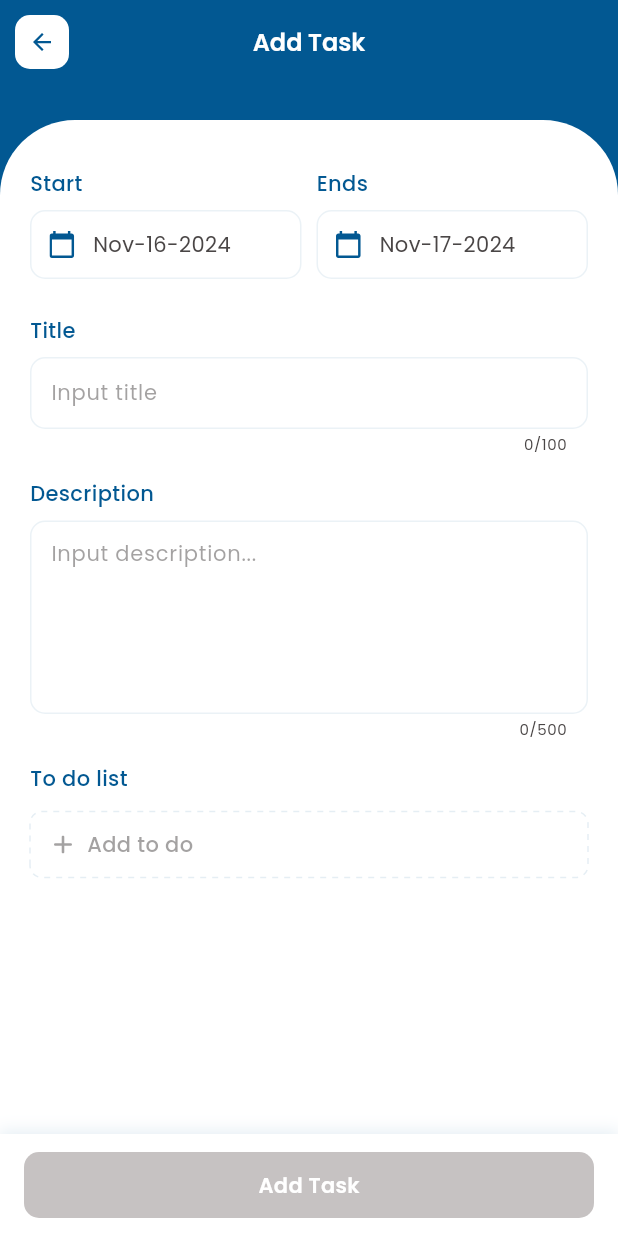
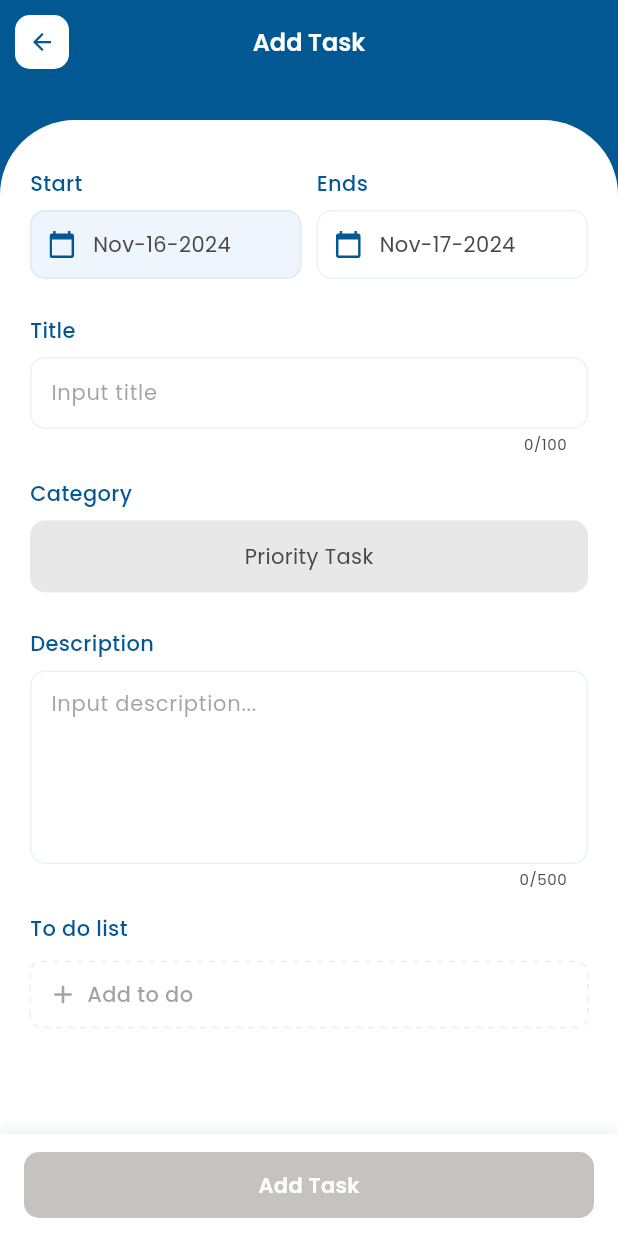
Before and after one commit to phamvanducdev/TodoApp, a Flutter app: the AddTaskScreen screen opened by its route, on a phone screen of 412 x 824 dp. Run offline on Flutter 3.47's test engine with Material 3 defaults, Android fonts, the phone set to English and light mode, and no system bars; drawn by our look-alikes of keyboard_dismisser; our stand-ins replace flutter_svg, get_it, go_router, rxdart, shared_preferences; accounts and stored records are empty.

Commit message:
Update task

```diff
--- a/lib/routers/app_router.dart
+++ b/lib/routers/app_router.dart
@@ -23,7 +23,8 @@ class AppRouter {
           GoRoute(
             path: 'addTask',
             builder: (BuildContext context, GoRouterState state) {
-              return const AddTaskScreen();
+              final Task? task = state.extra != null ? state.extra as Task : null;
+              return AddTaskScreen(task: task);
             },
           ),
         ],
--- a/lib/theme/app_colors.dart
+++ b/lib/theme/app_colors.dart
@@ -6,5 +6,6 @@ class AppColors {
   static Color headerColor = const Color(0xFF000000);
   static Color subHeaderColor = const Color(0xFF474747);
   static Color textColor = const Color(0xFF4A4646);
+  static Color greyColor = const Color(0xFFE8E8E8);
   static Color destructiveColor = const Color(0xFFCB2F2F);
 }
--- a/lib/ui/add_task/add_task_screen.dart
+++ b/lib/ui/add_task/add_task_screen.dart
@@ -1,18 +1,27 @@
 import 'package:flutter/material.dart';
 import 'package:keyboard_dismisser/keyboard_dismisser.dart';
+import 'package:todo_plugin/core/models/task.dart';
 import 'package:todo_plugin/core/usecases/add_task_usecase.dart';
+import 'package:todo_plugin/core/usecases/update_task_usecase.dart';
 import 'package:todo_plugin/di/di.dart';
 import 'package:todo_plugin/theme/app_colors.dart';
 import 'package:todo_plugin/ui/add_task/add_task_viewmodel.dart';
 import 'package:todo_plugin/ui/add_task/widgets/add_task_button.dart';
 import 'package:todo_plugin/ui/add_task/widgets/add_todo_list.dart';
 import 'package:todo_plugin/ui/add_task/widgets/input_description.dart';
+import 'package:todo_plugin/ui/add_task/widgets/input_priority.dart';
 import 'package:todo_plugin/ui/add_task/widgets/input_start_end_date_time.dart';
 import 'package:todo_plugin/ui/add_task/widgets/input_title.dart';
+import 'package:todo_plugin/ui/add_task/widgets/task_title.dart';
 import 'package:todo_plugin/widgets/base_app_bar.dart';
 
 class AddTaskScreen extends StatefulWidget {
-  const AddTaskScreen({super.key});
+  final Task? task;
+
+  const AddTaskScreen({
+    super.key,
+    this.task,
+  });
 
   @override
   State<AddTaskScreen> createState() => _AddTaskScreenState();
@@ -25,7 +34,9 @@ class _AddTaskScreenState extends State<AddTaskScreen> {
   void initState() {
     super.initState();
     _viewModel = AddTaskViewModel(
+      task: widget.task,
       addTaskUseCase: getIt<AddTaskUseCase>(),
+      updateTaskUseCase: getIt<UpdateTaskUseCase>(),
     )..initializer();
   }
 
@@ -39,13 +50,18 @@ class _AddTaskScreenState extends State<AddTaskScreen> {
   Widget build(BuildContext context) {
     return KeyboardDismisser(
       child: Scaffold(
-        backgroundColor: AppColors.brandColor,
-        appBar: const BaseAppBar(title: 'Add Task'),
-        body: Column(
+        backgroundColor: Colors.white,
+        appBar: BaseAppBar(title: _viewModel.isCreateNew ? 'Add Task' : 'Update Task'),
+        body: SafeArea(
+          child: Stack(
+            children: [
+              Container(color: AppColors.brandColor),
+              Column(
                 crossAxisAlignment: CrossAxisAlignment.stretch,
                 children: [
                   Expanded(
                     child: SingleChildScrollView(
+                      physics: const ClampingScrollPhysics(),
                       child: Column(
                         children: [
                           const SizedBox(height: 24),
@@ -60,10 +76,16 @@ class _AddTaskScreenState extends State<AddTaskScreen> {
                               child: Column(
                                 crossAxisAlignment: CrossAxisAlignment.stretch,
                                 children: [
+                                  if (!_viewModel.isCreateNew && widget.task != null) ...[
+                                    TaskTitle(task: widget.task!),
+                                    const SizedBox(height: 32),
+                                  ],
                                   InputStartEndDateTime(viewModel: _viewModel),
                                   const SizedBox(height: 24),
                                   InputTitle(viewModel: _viewModel),
                                   const SizedBox(height: 16),
+                                  InputPriority(viewModel: _viewModel),
+                                  const SizedBox(height: 24),
                                   InputDescription(viewModel: _viewModel),
                                   const SizedBox(height: 16),
                                   AddTodoList(viewModel: _viewModel),
@@ -78,6 +100,9 @@ class _AddTaskScreenState extends State<AddTaskScreen> {
                   AddTaskButton(viewModel: _viewModel),
                 ],
               ),
+            ],
+          ),
+        ),
       ),
     );
   }
--- a/lib/ui/add_task/add_task_viewmodel.dart
+++ b/lib/ui/add_task/add_task_viewmodel.dart
@@ -3,13 +3,21 @@ import 'package:rxdart/rxdart.dart';
 import 'package:todo_plugin/core/models/task.dart';
 import 'package:todo_plugin/core/models/todo.dart';
 import 'package:todo_plugin/core/usecases/add_task_usecase.dart';
+import 'package:todo_plugin/core/usecases/update_task_usecase.dart';
+import 'package:todo_plugin/utils/date_time_utils.dart';
 
 class AddTaskViewModel {
+  final Task? _task;
   final AddTaskUseCase _addTaskUseCase;
+  final UpdateTaskUseCase _updateTaskUseCase;
 
   AddTaskViewModel({
+    required Task? task,
     required AddTaskUseCase addTaskUseCase,
-  }) : _addTaskUseCase = addTaskUseCase;
+    required UpdateTaskUseCase updateTaskUseCase,
+  })  : _task = task,
+        _addTaskUseCase = addTaskUseCase,
+        _updateTaskUseCase = updateTaskUseCase;
 
   Duration minTimePeriod = const Duration(days: 1);
 
@@ -19,10 +27,6 @@ class AddTaskViewModel {
   final FocusNode inputTitleFocusNode = FocusNode();
   final FocusNode inputDescriptionFocusNode = FocusNode();
 
-  final _todoListSubject = BehaviorSubject<List<Todo>>();
-  Stream<List<Todo>> get todoListStream => _todoListSubject.stream;
-  List<Todo> get todoList => _todoListSubject.valueOrNull ?? [];
-
   final _startTimeSubject = BehaviorSubject<DateTime>();
   Stream<DateTime> get startTimeStream => _startTimeSubject.stream;
   DateTime get startTime => _startTimeSubject.valueOrNull ?? DateTime.now();
@@ -31,12 +35,32 @@ class AddTaskViewModel {
   Stream<DateTime> get endTimeStream => _endTimeSubject.stream;
   DateTime get endTime => _endTimeSubject.valueOrNull ?? DateTime.now();
 
+  final _priorityTaskSubject = BehaviorSubject<bool>();
+  Stream<bool> get priorityTaskStream => _priorityTaskSubject.stream;
+  bool get priorityTask => _priorityTaskSubject.valueOrNull ?? false;
+
+  final _todoListSubject = BehaviorSubject<List<Todo>>();
+  Stream<List<Todo>> get todoListStream => _todoListSubject.stream;
+  List<Todo> get todoList => _todoListSubject.valueOrNull ?? [];
+
   final _validateSubject = BehaviorSubject<bool>();
   Stream<bool> get validateStream => _validateSubject.stream;
 
+  bool isCreateNew = true;
+
   initializer() {
+    if (_task != null) {
+      isCreateNew = false;
+      inputTitleController.text = _task.title;
+      inputDescriptionController.text = _task.description;
+      _startTimeSubject.add(DateTimeUtils.from(_task.startTime));
+      _endTimeSubject.add(DateTimeUtils.from(_task.endTime));
+      _priorityTaskSubject.add(_task.priority);
+      _todoListSubject.add(_task.todoList);
+    } else {
       _startTimeSubject.add(DateTime.now());
       _endTimeSubject.add(DateTime.now().add(minTimePeriod));
+    }
   }
 
   onStartTimeChanged(DateTime value) {
@@ -56,6 +80,11 @@ class AddTaskViewModel {
   }
 
   onTitleChanged() {
+    _validate();
+  }
+
+  onPriorityChanged(bool value) {
+    _priorityTaskSubject.add(value);
     _validate();
   }
 
@@ -83,7 +112,8 @@ class AddTaskViewModel {
     _validate();
   }
 
-  Future<bool> onCreateTask() async {
+  Future<bool> onCreateOrUpdateTask() async {
+    if (isCreateNew) {
       final DateTime now = DateTime.now();
       final Task newTask = Task(
         id: now.millisecondsSinceEpoch,
@@ -92,11 +122,25 @@ class AddTaskViewModel {
         createTime: now.millisecondsSinceEpoch,
         startTime: startTime.millisecondsSinceEpoch,
         endTime: endTime.millisecondsSinceEpoch,
-      priority: true,
+        priority: priorityTask,
         todoList: todoList,
       );
       await _addTaskUseCase.execute(newTask);
       return true;
+    } else {
+      final Task updatedTask = Task(
+        id: _task!.id,
+        title: inputTitleController.text,
+        description: inputDescriptionController.text,
+        createTime: _task.createTime,
+        startTime: startTime.millisecondsSinceEpoch,
+        endTime: endTime.millisecondsSinceEpoch,
+        priority: priorityTask,
+        todoList: todoList,
+      );
+      await _updateTaskUseCase.execute(updatedTask);
+      return true;
+    }
   }
 
   _validate() {
--- a/lib/ui/add_task/widgets/add_task_button.dart
+++ b/lib/ui/add_task/widgets/add_task_button.dart
@@ -42,7 +42,7 @@ class AddTaskButton extends StatelessWidget {
               ),
               alignment: Alignment.center,
               child: Text(
-                'Add Task',
+                viewModel.isCreateNew ? 'Add Task' : 'Update Task',
                 style: AppTextStyle.textSMSemiBold.copyWith(color: Colors.white),
               ),
             ),
@@ -53,12 +53,12 @@ class AddTaskButton extends StatelessWidget {
   }
 
   _onAddTaskPressed(BuildContext context) async {
-    final bool result = await viewModel.onCreateTask();
+    final bool result = await viewModel.onCreateOrUpdateTask();
     if (result) {
       showSuccessDialog(
         // ignore: use_build_context_synchronously
         context,
-        message: 'Task created successfully!',
+        message: viewModel.isCreateNew ? 'Task created successfully!' : 'Task updated successfully!',
         confirmText: 'Back',
         onConfirmed: () => context.pop(true),
       );
--- /dev/null
+++ b/lib/ui/add_task/widgets/input_priority.dart
@@ -0,0 +1,50 @@
+import 'package:flutter/material.dart';
+import 'package:todo_plugin/theme/app_colors.dart';
+import 'package:todo_plugin/theme/app_text_styles.dart';
+import 'package:todo_plugin/ui/add_task/add_task_viewmodel.dart';
+
+class InputPriority extends StatelessWidget {
+  final AddTaskViewModel viewModel;
+
+  const InputPriority({
+    super.key,
+    required this.viewModel,
+  });
+
+  @override
+  Widget build(BuildContext context) {
+    return Column(
+      crossAxisAlignment: CrossAxisAlignment.stretch,
+      children: [
+        Text(
+          'Category',
+          style: AppTextStyle.textSMMedium.copyWith(color: AppColors.brandColor),
+        ),
+        const SizedBox(height: 8),
+        StreamBuilder<bool>(
+          stream: viewModel.priorityTaskStream,
+          builder: (context, snapshot) {
+            final bool isPriority = snapshot.data ?? false;
+            return GestureDetector(
+              onTap: () => viewModel.onPriorityChanged(!isPriority),
+              child: Container(
+                alignment: Alignment.center,
+                padding: const EdgeInsets.symmetric(vertical: 14, horizontal: 24),
+                decoration: BoxDecoration(
+                  color: isPriority ? AppColors.subBrandColor : AppColors.greyColor,
+                  borderRadius: BorderRadius.circular(10),
+                ),
+                child: Text(
+                  'Priority Task',
+                  style: AppTextStyle.textSMRegular.copyWith(
+                    color: isPriority ? Colors.white : AppColors.subHeaderColor,
+                  ),
+                ),
+              ),
+            );
+          },
+        ),
+      ],
+    );
+  }
+}
--- a/lib/ui/add_task/widgets/input_start_end_date_time.dart
+++ b/lib/ui/add_task/widgets/input_start_end_date_time.dart
@@ -24,6 +24,7 @@ class InputStartEndDateTime extends StatelessWidget {
                 title: 'Start',
                 currentDate: startTime,
                 onDateChanged: (value) => viewModel.onStartTimeChanged(value),
+                isEnable: false,
               );
             },
           ),
--- a/lib/ui/task_details/task_details_screen.dart
+++ b/lib/ui/task_details/task_details_screen.dart
@@ -66,6 +66,7 @@ class _DetailsScreenState extends State<DetailsScreen> {
             child: Column(
               crossAxisAlignment: CrossAxisAlignment.start,
               children: [
+                const SizedBox(height: 12),
                 TaskDetailsTimes(startTime: startTime, endTime: endTime),
                 TaskDetailsCountdown(endTime: endTime),
                 TaskDetailsDescription(description: task.description),
--- a/lib/ui/task_details/widgets/task_details_progress.dart
+++ b/lib/ui/task_details/widgets/task_details_progress.dart
@@ -21,15 +21,15 @@ class TaskDetailsProgress extends StatelessWidget {
             'Progress',
             style: AppTextStyle.textSMMedium.copyWith(color: AppColors.textColor),
           ),
-          const SizedBox(height: 4),
+          const SizedBox(height: 8),
           Stack(
             alignment: Alignment.center,
             children: [
               LinearProgressIndicator(
                 minHeight: 20,
                 borderRadius: BorderRadius.circular(10),
+                backgroundColor: AppColors.greyColor,
                 color: AppColors.subBrandColor,
-                backgroundColor: const Color(0xFFA9A2A2),
                 value: progress,
               ),
               Text(
--- a/lib/ui/task_details/widgets/task_details_times.dart
+++ b/lib/ui/task_details/widgets/task_details_times.dart
@@ -24,7 +24,7 @@ class TaskDetailsTimes extends StatelessWidget {
             crossAxisAlignment: CrossAxisAlignment.start,
             children: [
               Text(
-                'start',
+                'Start',
                 style: AppTextStyle.textSMMedium.copyWith(color: AppColors.textColor),
               ),
               Text(
@@ -37,7 +37,7 @@ class TaskDetailsTimes extends StatelessWidget {
             crossAxisAlignment: CrossAxisAlignment.end,
             children: [
               Text(
-                'end',
+                'End',
                 style: AppTextStyle.textSMMedium.copyWith(color: AppColors.textColor),
               ),
               Text(
--- a/lib/ui/task_list/widgets/task_item.dart
+++ b/lib/ui/task_list/widgets/task_item.dart
@@ -52,7 +52,8 @@ class TaskItem extends StatelessWidget {
                       GestureDetector(
                         onTap: onMenuPressed,
                         child: Container(
-                          padding: const EdgeInsets.symmetric(vertical: 12, horizontal: 8),
+                          color: Colors.white,
+                          padding: const EdgeInsets.all(8),
                           child: WidgetUtils.svgPicture(AppAssets.iconMenu, width: 16),
                         ),
                       ),
--- a/lib/widgets/date_selection.dart
+++ b/lib/widgets/date_selection.dart
@@ -10,7 +10,8 @@ class DateSelection extends StatelessWidget {
   final DateTime currentDate;
   final DateTime? firstDate;
   final DateTime? lastDate;
-  final Function(DateTime) onDateChanged;
+  final bool isEnable;
+  final Function(DateTime)? onDateChanged;
 
   const DateSelection({
     super.key,
@@ -18,7 +19,8 @@ class DateSelection extends StatelessWidget {
     required this.currentDate,
     this.firstDate,
     this.lastDate,
-    required this.onDateChanged,
+    this.isEnable = true,
+    this.onDateChanged,
   });
 
   @override
@@ -32,20 +34,28 @@ class DateSelection extends StatelessWidget {
         ),
         const SizedBox(height: 8),
         GestureDetector(
-          onTap: () async {
+          onTap: isEnable
+              ? () async {
+                  DateTime toDate = lastDate ?? DateTime.now().add(const Duration(days: 365));
+                  DateTime fromDate = firstDate ?? DateTime.now();
+                  if (fromDate.isAfter(currentDate)) {
+                    fromDate = currentDate;
+                  }
                   final DateTime? pickedDate = await showDatePicker(
                     context: context,
                     initialDate: currentDate,
-              firstDate: firstDate ?? DateTime.now(),
-              lastDate: lastDate ?? DateTime.now().add(const Duration(days: 365)),
+                    firstDate: fromDate,
+                    lastDate: toDate,
                   );
                   if (pickedDate != null && pickedDate != currentDate) {
-              onDateChanged(pickedDate);
+                    onDateChanged?.call(pickedDate);
                   }
-          },
+                }
+              : null,
           child: Container(
             padding: const EdgeInsets.symmetric(vertical: 12, horizontal: 12),
             decoration: BoxDecoration(
+              color: isEnable ? Colors.white : const Color(0xFFEEF5FD),
               borderRadius: BorderRadius.circular(10),
               border: Border.all(color: AppColors.brandColor.withOpacity(0.08)),
             ),
```
Also changed, not shown: lib/ui/add_task/widgets/task_title.dart (added, +36 -0 lines), lib/ui/task_list/task_list_page.dart (+5 -2 lines), assets/icons/ic_menu.svg. Lines whose indentation alone changed are shown as unchanged.
